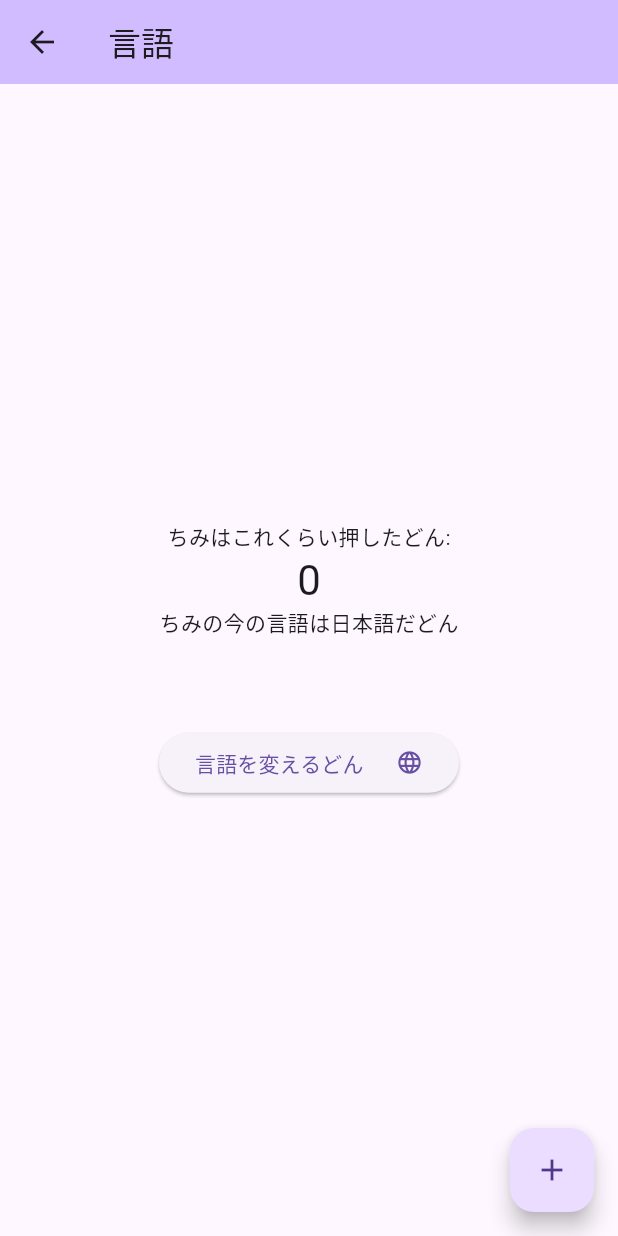
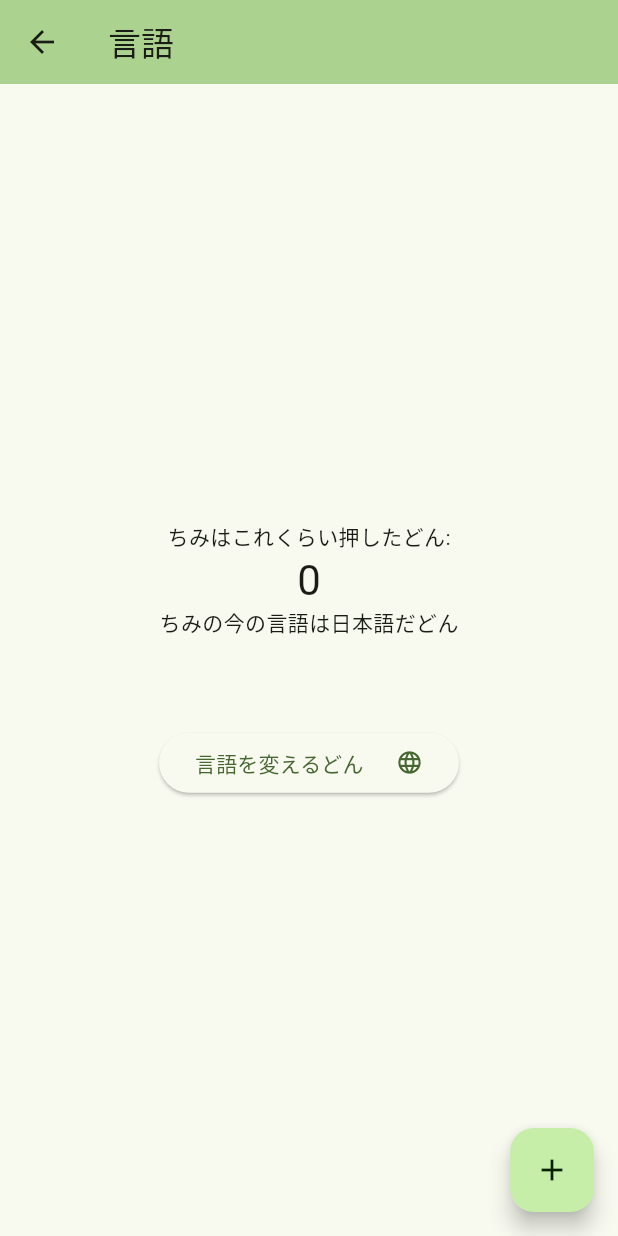
Before and after one commit to KDG-Develop-Hub/social-mobile, a Flutter app: the HomeScreen screen opened directly with empty values, after a tap on "Change language", on a phone screen of 412 x 824 dp. Run offline on Flutter 3.47's test engine with Material 3 defaults, Android fonts, the phone set to English and light mode, and no system bars; our stand-ins replace firebase_core, flutter_hooks, flutter_riverpod, flutter_svg, freezed_annotation, go_router and 3 more; missing offline and left inert: theme_tailor_annotation; accounts and stored records are empty; generated files the repository leaves out were written again; Roboto replaces fonts that are missing (Zen Maru Gothic).

Commit message:
新しいテーマをアプリ全体で適用する

```diff
--- a/lib/presentation/components/bottom_navigation/bottom_navigation.dart
+++ b/lib/presentation/components/bottom_navigation/bottom_navigation.dart
@@ -4,7 +4,6 @@ import 'package:flutter_svg/flutter_svg.dart';
 import 'package:go_router/go_router.dart';
 import 'package:social_mobile/presentation/components/bottom_navigation/provider/bottom_navigation_notifier.dart';
 import 'package:social_mobile/utils/gen/assets.gen.dart';
-import 'package:social_mobile/utils/theme/extension/theme_extension.dart';
 
 class BottomNavigation extends ConsumerWidget {
   const BottomNavigation({super.key, required this.child});
@@ -12,14 +11,10 @@ class BottomNavigation extends ConsumerWidget {
 
   @override
   Widget build(BuildContext context, WidgetRef ref) {
-    final theme = Theme.of(context);
-    final colorTheme = theme.customThemeExtension.colorTheme;
     final index = ref.watch(bottomNavigationNotifierProvider);
     return Scaffold(
       bottomNavigationBar: NavigationBar(
-        backgroundColor: colorTheme.neutral[94],
         selectedIndex: index,
-        indicatorColor: colorTheme.secondary[90],
         onDestinationSelected: (int newIndex) {
           ref
               .read(bottomNavigationNotifierProvider.notifier)
--- a/lib/presentation/social_mobile.dart
+++ b/lib/presentation/social_mobile.dart
@@ -4,6 +4,7 @@ import 'package:hooks_riverpod/hooks_riverpod.dart';
 import 'package:social_mobile/i18n/strings.g.dart';
 import 'package:social_mobile/presentation/provider/locale_service.dart';
 import 'package:social_mobile/utils/routes/routes.dart';
+import 'package:social_mobile/utils/theme/extension/theme_extension.dart';
 import 'package:social_mobile/utils/theme/theme.dart';
 
 class SocialMobile extends HookConsumerWidget {
@@ -11,10 +12,17 @@ class SocialMobile extends HookConsumerWidget {
   @override
   Widget build(BuildContext context, WidgetRef ref) {
     final currentLocale = ref.watch(localeServiceProvider);
+    final brightness = View.of(context).platformDispatcher.platformBrightness;
+    final textTheme = createTextTheme(
+      context,
+      'Zen Maru Gothic',
+      'Zen Maru Gothic',
+    );
+
+    final theme = MaterialTheme(textTheme);
 
     return MaterialApp.router(
-      title: 'Flutter Demo',
-      theme: lightTheme(),
+      theme: brightness == Brightness.light ? theme.light() : theme.dark(),
       locale: currentLocale.flutterLocale,
       supportedLocales: AppLocaleUtils.supportedLocales,
       localizationsDelegates: GlobalMaterialLocalizations.delegates,
```
Also changed, not shown: lib/presentation/components/text_field_widget.dart (+35 -38 lines).
